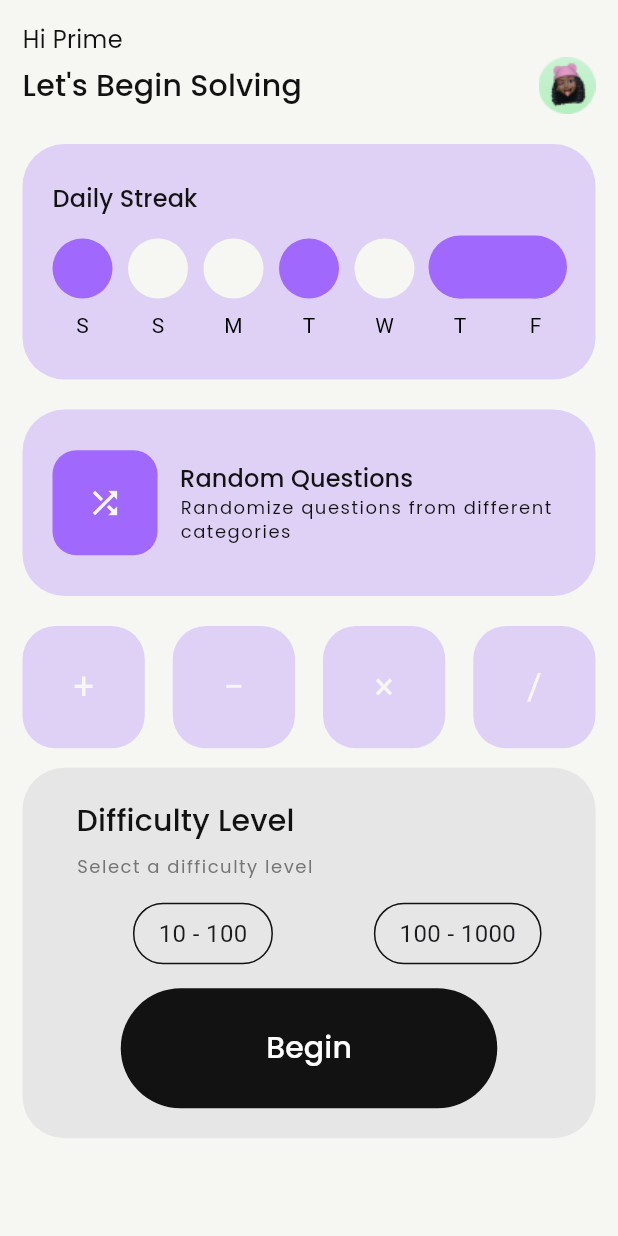
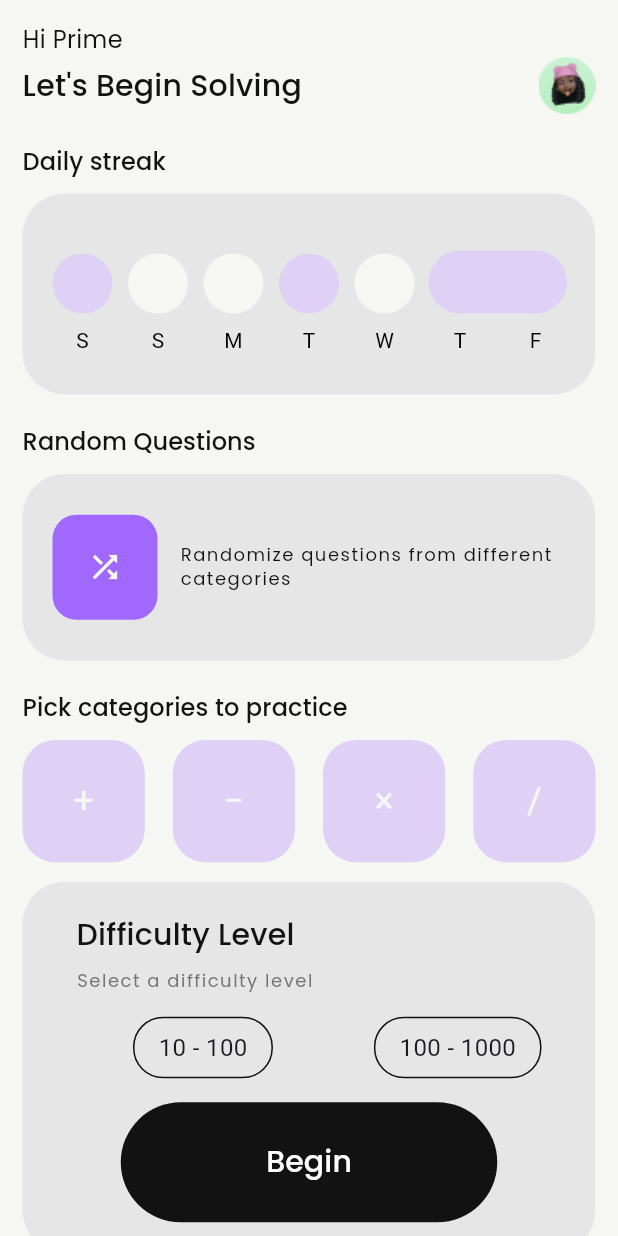
Before and after one commit to prime-infinity/numeracy_app, a Flutter app: the screen it shows after launch, after a tap on "Begin", on a phone screen of 412 x 824 dp. Run offline on Flutter 3.47's test engine with Material 3 defaults, Android fonts, the phone set to English and light mode, and no system bars; our stand-ins replace flutter_riverpod, go_router, google_fonts, riverpod_annotation; generated files the repository leaves out were written again.

Commit message:
changed color scheme in some parts and added headers to sections

```diff
--- a/lib/screens/home/daily_streak.dart
+++ b/lib/screens/home/daily_streak.dart
@@ -1,5 +1,5 @@
 import 'package:flutter/material.dart';
-import 'package:numeracy_app/shared/texts/styled_text.dart';
+//import 'package:numeracy_app/shared/texts/styled_text.dart';
 import 'package:numeracy_app/theme.dart';
 
 class DailyStreak extends StatelessWidget {
@@ -21,13 +21,13 @@ class DailyStreak extends StatelessWidget {
     return Container(
       padding: const EdgeInsets.symmetric(horizontal: 20, vertical: 25),
       decoration: BoxDecoration(
-        color: AppColors.primaryAccent,
+        color: AppColors.cardGrey,
         borderRadius: BorderRadius.circular(AppDimensions.cardRadius),
       ),
       child: Column(
         crossAxisAlignment: CrossAxisAlignment.start,
         children: [
-          StyledTitleSmallText("Daily Streak", AppColors.black),
+          //StyledTitleSmallText("Daily Streak", AppColors.black),
           const SizedBox(height: 14),
           SizedBox(
             height:
@@ -48,7 +48,7 @@ class DailyStreak extends StatelessWidget {
                         decoration: BoxDecoration(
                           shape: BoxShape.circle,
                           color: isCompleted[index]
-                              ? AppColors.primaryColor
+                              ? AppColors.primaryAccent
                               : AppColors.white,
                         ),
                       ),
@@ -80,7 +80,7 @@ class StreakLinePainter extends CustomPainter {
   @override
   void paint(Canvas canvas, Size size) {
     final paint = Paint()
-      ..color = AppColors.primaryColor
+      ..color = AppColors.primaryAccent
       ..strokeWidth = 42
       ..strokeCap = StrokeCap.round;
 
--- a/lib/screens/home/home.dart
+++ b/lib/screens/home/home.dart
@@ -48,8 +48,12 @@ class _HomeState extends State<Home> {
                   ],
                 ),
                 const SizedBox(height: 20),
+                StyledTitleSmallText("Daily streak", AppColors.black),
+                const SizedBox(height: 10),
                 const DailyStreak(),
                 const SizedBox(height: 20),
+                StyledTitleSmallText("Random Questions", AppColors.black),
+                const SizedBox(height: 10),
                 GestureDetector(
                   onTap: () {
                     context.go('/questions');
@@ -57,7 +61,7 @@ class _HomeState extends State<Home> {
                   child: Container(
                     height: 124.37,
                     decoration: BoxDecoration(
-                      color: AppColors.primaryAccent,
+                      color: AppColors.cardGrey,
                       borderRadius:
                           BorderRadius.circular(AppDimensions.cardRadius),
                     ),
@@ -83,8 +87,6 @@ class _HomeState extends State<Home> {
                               crossAxisAlignment: CrossAxisAlignment.start,
                               mainAxisAlignment: MainAxisAlignment.center,
                               children: [
-                                StyledTitleSmallText(
-                                    "Random Questions", AppColors.black),
                                 StyledSmallText(
                                     "Randomize questions from different categories",
                                     AppColors.black)
@@ -98,6 +100,9 @@ class _HomeState extends State<Home> {
                 ),
                 const SizedBox(height: 20), // Add some spacing
                 //question options, tab view
+                StyledTitleSmallText(
+                    "Pick categories to practice", AppColors.black),
+                const SizedBox(height: 10),
                 const MultiSelectableTabs(),
               ],
             ),
--- a/lib/screens/home/multi_selectable_tabs.dart
+++ b/lib/screens/home/multi_selectable_tabs.dart
@@ -82,7 +82,11 @@ class MultiSelectableTabsState extends State<MultiSelectableTabs> {
                 const SizedBox(height: 16),
                 Center(
                     child: StyledButton(
-                        text: "Begin", width: 251, onPressed: () {}))
+                  text: "Begin",
+                  width: 251,
+                  onPressed: () {},
+                  backgroundColor: AppColors.black,
+                ))
               ],
             ),
           ),
```
Also changed, not shown: 4 other files.
